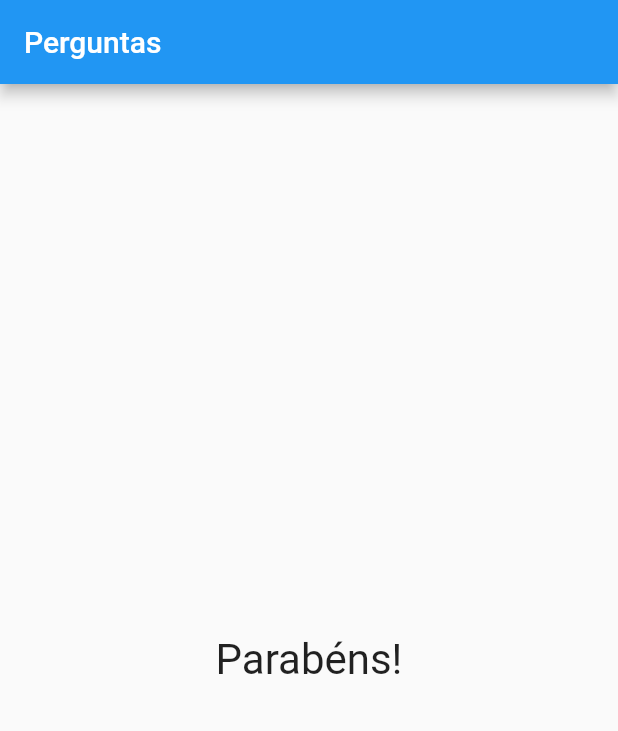
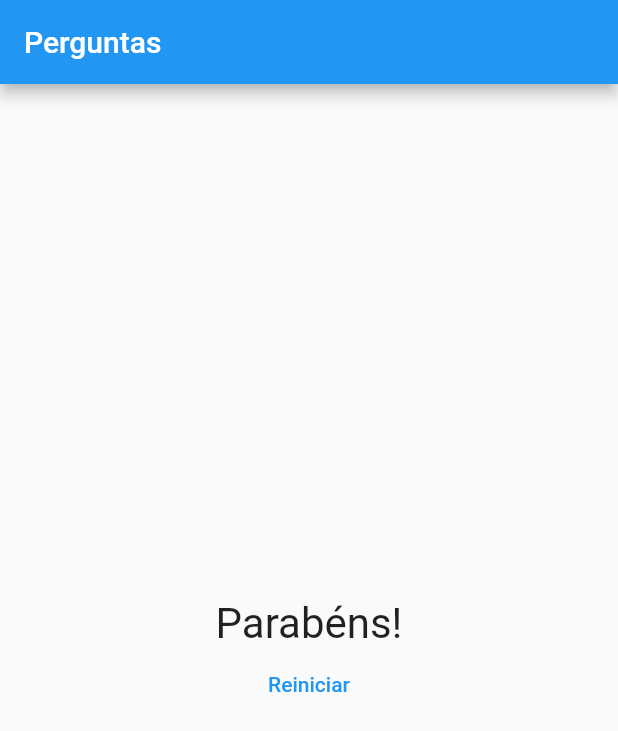
Before and after one commit to evaldocz18/Questionario, a Flutter app: the screen it shows after launch, after a tap on "Preto", after a tap on "Cobra", after a tap on "Leo", on a phone screen of 412 x 824 dp. Shown: the top 731 px of the screen. Run offline on Flutter 3.47's test engine with Material 2 defaults, Android fonts, the phone set to English and light mode, and no system bars.

Commit message:
Versão final

```diff
--- a/lib/main.dart
+++ b/lib/main.dart
@@ -1,32 +1,58 @@
 import 'package:flutter/material.dart';
-import './questao.dart';
-import './resposta.dart';
 import './resultado.dart';
+import './questionario.dart';
+
 main() => runApp(PerguntaApp());
 
 class _PerguntaAppState extends State<PerguntaApp> {
   var _perguntaSelecionada = 0;
+  var _pontuacaoTotal = 0;
+
   final _perguntas = const [
     {
       'texto': 'Qual é a sua cor favorita?',
-      'respostas': ['Preto', 'Vermelho', 'Verde', 'Branco'],
+      'respostas': [
+        {'texto': 'Preto', 'pontuacao': 10},
+        {'texto': 'Vermelho', 'pontuacao': 5},
+        {'texto': 'Verde', 'pontuacao': 3},
+        {'texto': 'Branco', 'pontuacao': 1},
+      ],
     },
     {
       'texto': 'Qual é o seu animal favorito?',
-      'respostas': ['Coelho', 'Cobra', 'Elefante', 'Leão'],
+      'respostas': [
+        {'texto': 'Coelho', 'pontuacao': 10},
+        {'texto': 'Cobra', 'pontuacao': 5},
+        {'texto': 'Elefante', 'pontuacao': 3},
+        {'texto': 'Leão', 'pontuacao': 1},
+      ],
     },
     {
       'texto': 'Qual é o seu instrutor favorito?',
-      'respostas': ['Maria', 'João', 'Leo', 'Pedro'],
+      'respostas': [
+        {'texto': 'Maria', 'pontuacao': 10},
+        {'texto': 'João', 'pontuacao': 5},
+        {'texto': 'Leo', 'pontuacao': 3},
+        {'texto': 'Pedro', 'pontuacao': 1},
+      ],
     }
   ];
 
-  void _responder() {
+  void _responder(int pontuacao) {
     if (temPerguntaSelecionada) {
       setState(() {
         _perguntaSelecionada++;
+        _pontuacaoTotal += pontuacao;
       });
     }
+    print(_pontuacaoTotal);
+  }
+
+  void _reiniciarQuestionario() {
+    setState(() {
+      _perguntaSelecionada = 0;
+      _pontuacaoTotal = 0;
+    });
   }
 
   bool get temPerguntaSelecionada {
@@ -35,23 +61,17 @@ class _PerguntaAppState extends State<PerguntaApp> {
 
   @override
   Widget build(BuildContext context) {
-    List<String> respostas = temPerguntaSelecionada
-        ? _perguntas[_perguntaSelecionada]['respostas']
-        : null;
-
     return MaterialApp(
       home: Scaffold(
         appBar: AppBar(
           title: Text('Perguntas'),
         ),
         body: temPerguntaSelecionada
-            ? Column(
-                children: <Widget>[
-                  Questao(_perguntas[_perguntaSelecionada]['texto']),
-                  ...respostas.map((t) => Resposta(t, _responder)).toList(),
-                ],
-              )
-             : Resultado(),
+            ? Questionario(
+                perguntas: _perguntas,
+                perguntaSelecionada: _perguntaSelecionada,
+                quandoResponder: _responder)
+            : Resultado(_pontuacaoTotal, _reiniciarQuestionario),
       ),
     );
   }
--- /dev/null
+++ b/lib/questionario.dart
@@ -0,0 +1,38 @@
+import 'package:flutter/material.dart';
+import './questao.dart';
+import './resposta.dart';
+
+class Questionario extends StatelessWidget {
+  final List<Map<String, Object>> perguntas;
+  final int perguntaSelecionada;
+  final void Function(int) quandoResponder;
+
+  Questionario(
+      {@required this.perguntas,
+      @required this.perguntaSelecionada,
+      @required this.quandoResponder});
+
+  bool get temPerguntaSelecionada {
+    return perguntaSelecionada < perguntas.length;
+  }
+
+  @override
+  Widget build(BuildContext context) {
+    List<Map<String, Object>> respostas = temPerguntaSelecionada
+        ? perguntas[perguntaSelecionada]['respostas']
+        : null;
+
+    return Column(
+      children: <Widget>[
+        Questao(perguntas[perguntaSelecionada]['texto']),
+        ...respostas
+            .map((resp) {
+            return Resposta
+            (resp['texto'],
+            () => quandoResponder(resp['pontuacao']),
+            );
+            }).toList(),
+      ],
+    );
+  }
+}
--- a/lib/resposta.dart
+++ b/lib/resposta.dart
@@ -5,6 +5,7 @@ class Resposta extends StatelessWidget {
   final void Function() quandoSelecionado;
 
   Resposta(this.texto, this.quandoSelecionado);
+
 
   @override
   Widget build(BuildContext context) {
--- a/lib/resultado.dart
+++ b/lib/resultado.dart
@@ -1,13 +1,40 @@
 import 'package:flutter/material.dart';
 
 class Resultado extends StatelessWidget {
+  final int pontuacao;
+  final void Function() quandoReiniciarQuestuinario;
+
+  Resultado(this.pontuacao, this.quandoReiniciarQuestuinario);
+
+  String get fraseResultado {
+    if (pontuacao < 8) {
+      return 'parabéns';
+    } else if (pontuacao > 12) {
+      return 'Você é bom';
+    } else if (pontuacao > 18) {
+      return 'Impressionante';
+    } else {
+      return 'Nível Jedi!';
+    }
+  }
+
   @override
   Widget build(BuildContext context) {
-    return Center(
-      child: Text(
-        'Parabéns!',
-        style: TextStyle(fontSize: 28),
-      ),
+    return Column(
+      mainAxisAlignment: MainAxisAlignment.center,
+      children: <Widget>[
+        Center(
+          child: Text(
+            'Parabéns!',
+            style: TextStyle(fontSize: 28),
+          ),
+        ),
+        FlatButton(
+          child: Text('Reiniciar'),
+          textColor:Colors.blue,
+          onPressed: quandoReiniciarQuestuinario,
+          )
+      ],
     );
   }
 }
```
